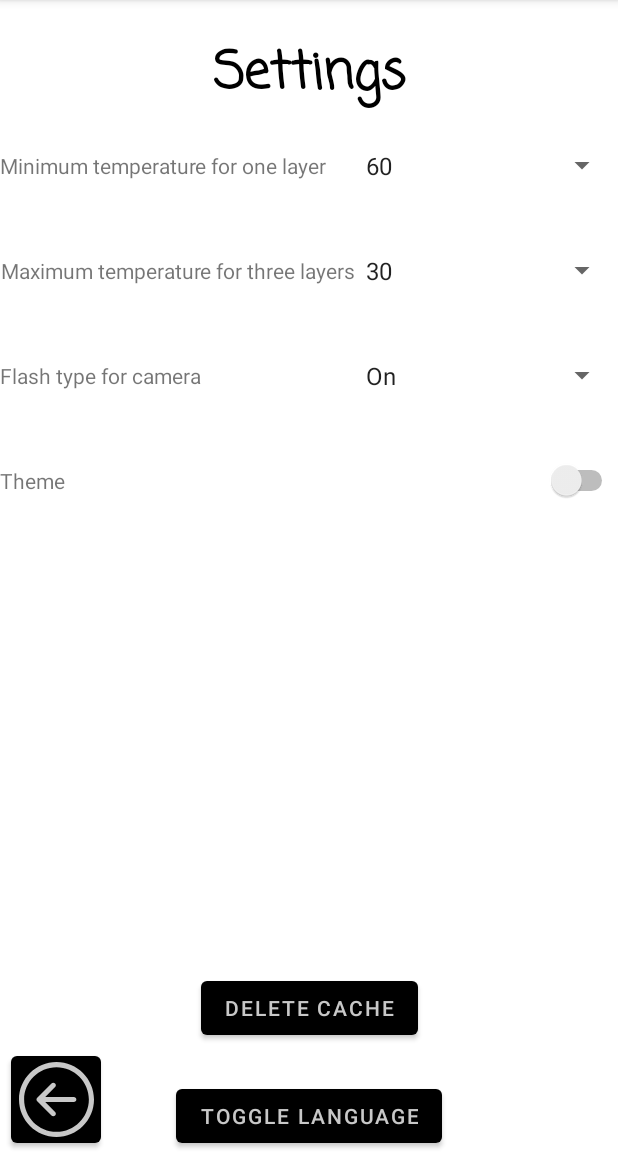
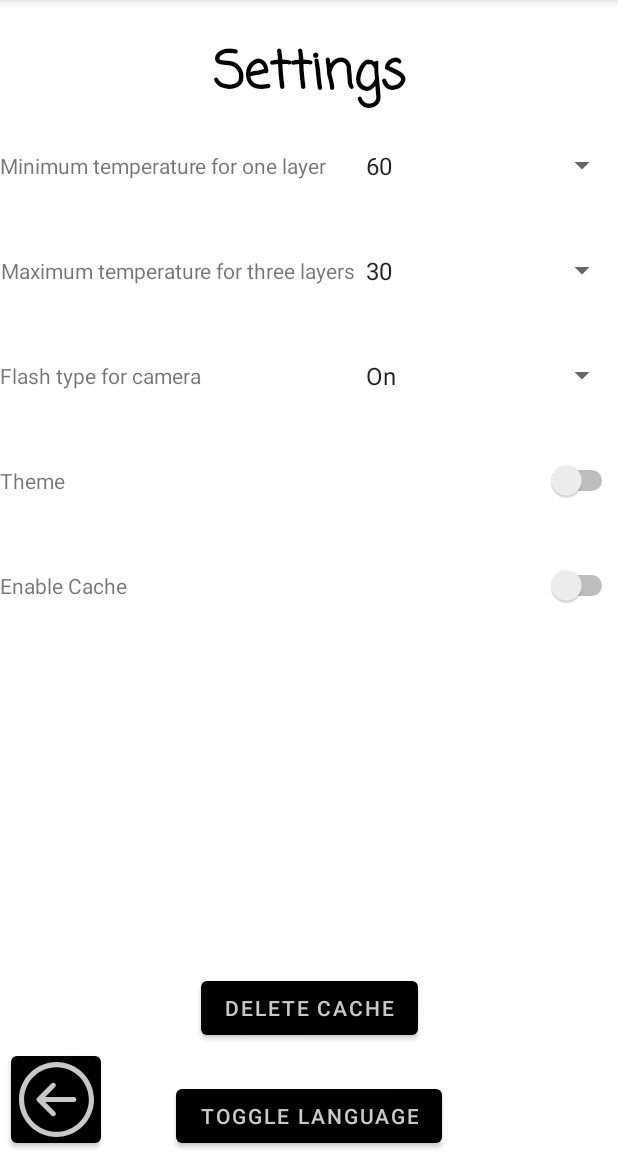
Before and after one commit to JasonChow320/501_final_project, an Android app: the settings screen opened directly, with no data from a screen before it, on a phone screen of 412 x 824 dp, the part 84-1236 px from its top. Run offline under Robolectric (Android 15) with nearby library versions, the light colour scheme and no system bars; our stand-ins replace Firebase (no records; nobody signed in at launch, a user with empty details on screens opened directly); 17 statements that could not run were skipped.

Commit message:
add enable cache switch to settings

```diff
--- a/AppNameGoesHere/app/src/main/java/com/cs501/project/Model/User_settings.java
+++ b/AppNameGoesHere/app/src/main/java/com/cs501/project/Model/User_settings.java
@@ -25,7 +25,7 @@ public class User_settings {
     public void setFlashMode(String temp) {this.flashMode = temp;}
     public void setTheme(int temp) {this.theme = temp;}
     public void setLanguage(String lang) {this.language = lang;}
-    public void setCache(int enable){
+    public void setEnableCache(int enable){
         if(enable > 0){
             this.enableCache = 1;
         } else{
--- a/AppNameGoesHere/app/src/main/java/com/cs501/project/settings.java
+++ b/AppNameGoesHere/app/src/main/java/com/cs501/project/settings.java
@@ -50,7 +50,7 @@ public class settings extends AppCompatActivity {
     ArrayAdapter adapter1, adapter2, adapter3 ,adapter4;
     ConstraintLayout con;
     User_settings uSettings;
-    Switch themeSwitcher;
+    Switch themeSwitcher, cacheSwitcher;
 
     private FireBaseManager fb_manager;
     private final static String TAG = "SettingActivity";
@@ -84,6 +84,7 @@ public class settings extends AppCompatActivity {
         currOneTemp = uSettings.getOneLayerTemp();
         currTheme = uSettings.getTheme();
         themeSwitcher = (Switch) findViewById(R.id.switch1);
+        cacheSwitcher = (Switch) findViewById(R.id.cache_switch);
 
         System.out.println(CurrFlashMode  + " " + currOneTemp + " " + currThreeTemp + " " + currTheme);
 
@@ -132,7 +133,6 @@ public class settings extends AppCompatActivity {
                 User user = dataSnapshot.getValue(User.class);
 
                 User_settings setting = user.getUserSettings();
-
             }
 
             @Override
@@ -220,6 +220,12 @@ public class settings extends AppCompatActivity {
         if(uSettings.getTheme() == 1) themeSwitcher.setChecked(true);
         else themeSwitcher.setChecked(false);
 
+        if(uSettings.getEnableCache() == 1) {
+            cacheSwitcher.setChecked(true);
+        } else {
+            cacheSwitcher.setChecked(false);
+        }
+
         oneLayerTempSpinner.setOnItemSelectedListener(new AdapterView.OnItemSelectedListener() {
             @Override
             public void onItemSelected(AdapterView<?> adapterView, View view, int i, long l) {
@@ -298,5 +304,16 @@ public class settings extends AppCompatActivity {
             }
         });
 
+        cacheSwitcher.setOnCheckedChangeListener(new CompoundButton.OnCheckedChangeListener() {
+            @Override
+            public void onCheckedChanged(CompoundButton compoundButton, boolean b) {
+                if(b){
+                    fb_manager.setEnableCache(1);
+                } else {
+                    fb_manager.setEnableCache(0);
+                }
+            }
+        });
+
     }
 }
--- a/AppNameGoesHere/app/src/main/res/layout/activity_settings.xml
+++ b/AppNameGoesHere/app/src/main/res/layout/activity_settings.xml
@@ -21,7 +21,7 @@
 
     <LinearLayout
         android:layout_width="match_parent"
-        android:layout_height="300dp"
+        android:layout_height="wrap_content"
         android:orientation="horizontal"
         app:layout_constraintEnd_toEndOf="parent"
         app:layout_constraintStart_toStartOf="parent"
@@ -29,7 +29,7 @@
 
         <LinearLayout
             android:layout_width="wrap_content"
-            android:layout_height="match_parent"
+            android:layout_height="wrap_content"
             android:orientation="vertical">
 
             <TextView
@@ -59,7 +59,12 @@
                 android:layout_height="70dp"
                 android:gravity="center|left"
                 android:text="@string/themeChanger" />
-
+            <TextView
+                android:id="@+id/cache_view"
+                android:layout_width="wrap_content"
+                android:layout_height="70dp"
+                android:gravity="center|left"
+                android:text="@string/enable_cache" />
         </LinearLayout>
 
         <LinearLayout
@@ -89,6 +94,10 @@
 
             <Switch
                 android:id="@+id/switch1"
+                android:layout_width="match_parent"
+                android:layout_height="70dp" />
+            <Switch
+                android:id="@+id/cache_switch"
                 android:layout_width="match_parent"
                 android:layout_height="70dp" />
         </LinearLayout>
--- a/AppNameGoesHere/app/src/main/res/values/strings.xml
+++ b/AppNameGoesHere/app/src/main/res/values/strings.xml
@@ -193,6 +193,7 @@
     <string name="dialog_delete_cache">Confirm to delete cache</string>
     <string name="dialog_delete_cache_msg">Do you want to delete cache? It\'ll make displaying the images slower</string>
     <string name="delete_cache">Delete Cache</string>
+    <string name="enable_cache">Enable Cache</string>
     borrar caché
 
 </resources>
```
Also changed, not shown: AppNameGoesHere/app/src/main/java/com/cs501/project/Model/FireBaseManager.java (+7 -0 lines), 1 other file.
